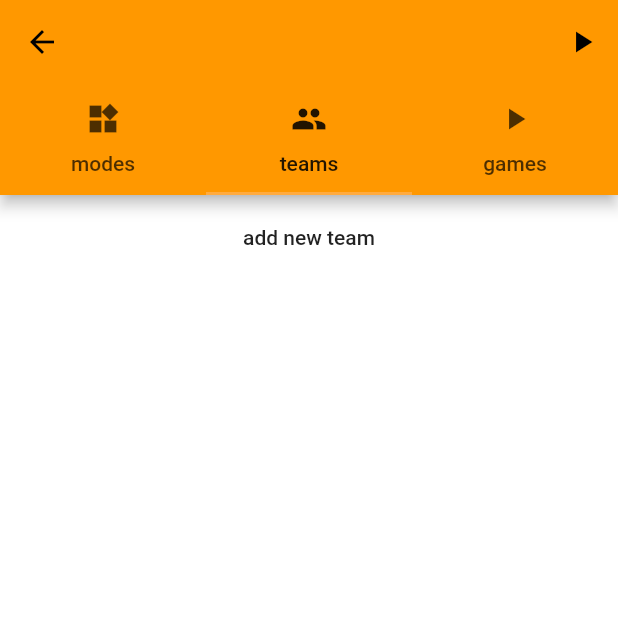
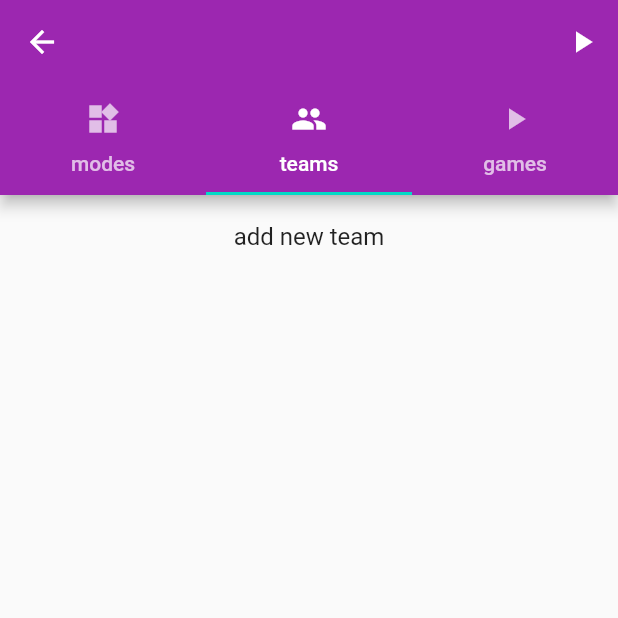
Before and after one commit to Apfelbeet/tournament-scheduler, a Flutter app: the TournamentLayer screen opened directly, tab 2 chosen, on a phone screen of 412 x 824 dp, the top half of it. Run offline on Flutter 3.47's test engine with Material 2 defaults, Android fonts, the phone set to English and light mode, and no system bars.

Commit message:
theme and eye candy

```diff
--- a/client/tournament_scheduler_client/lib/main.dart
+++ b/client/tournament_scheduler_client/lib/main.dart
@@ -104,7 +104,6 @@ Widget _urlToWidget(BuildContext context, String url) {
     trailing: IconButton(
       icon: Icon(Icons.delete),
       onPressed: () => Storage.instance().removeUrl(url),
-      color: Theme.of(context).buttonColor,
     ),
   );
 }
--- a/client/tournament_scheduler_client/lib/view/team_view.dart
+++ b/client/tournament_scheduler_client/lib/view/team_view.dart
@@ -38,13 +38,13 @@ class _TeamViewTile extends StatelessWidget {
   Widget build(BuildContext context) {
     return ListTile(
       title: Text(model.name),
-      trailing: IconButton(
+      trailing: Storage.instance().isStarted() != true ? IconButton(
         icon: Icon(Icons.delete),
         onPressed: () {
           Storage.instance().removeTeam(model.id);
         },
-        color: Theme.of(context).iconTheme.color,
-      ),
+      ): null,
+      selected: Storage.instance().getWinner() == model.id,
     );
   }
 
@@ -69,7 +69,7 @@ class _NewTeamTileState extends State<_NewTeamTile> {
       return ListTile(
         title: Text("add new team",
             textAlign: TextAlign.center,
-            style: Theme.of(context).accentTextTheme.bodyText1),
+            ),
         onTap: () {
           setState(() {
             write = true;
--- a/client/tournament_scheduler_client/lib/view/theme.dart
+++ b/client/tournament_scheduler_client/lib/view/theme.dart
@@ -1,13 +1,11 @@
 import 'package:flutter/material.dart';
 
 final ThemeData basicTheme = ThemeData(
-  primaryColor: Colors.orange,
-  accentColor: Colors.orangeAccent,
-  scaffoldBackgroundColor: Colors.white,
-  splashColor: Colors.orangeAccent,
-  backgroundColor: Colors.white,
-  canvasColor: Colors.white,
-  //floatingActionButtonTheme: FloatingActionButtonThemeData(),
+  brightness: Brightness.light,
+  primaryColor: Colors.purple,
+  accentColor: Colors.purpleAccent,
+  colorScheme: ColorScheme.light(),
+
   bottomSheetTheme: BottomSheetThemeData(
     backgroundColor: Colors.transparent,
   ),
@@ -22,45 +20,15 @@ const TextStyle accentWhiteTextStyle = TextStyle(
 );
 
 final ThemeData darkTheme = ThemeData(
-  primaryColor: Colors.deepPurple,
-  accentColor: Colors.deepPurpleAccent,
+  brightness: Brightness.dark,
+  primaryColor: Colors.purple,
+  accentColor: Colors.purpleAccent,
   scaffoldBackgroundColor: Colors.black,
-  splashColor: Colors.deepPurpleAccent,
   backgroundColor: Colors.black,
   canvasColor: Colors.black,
   //floatingActionButtonTheme: FloatingActionButtonThemeData(),
   bottomSheetTheme: BottomSheetThemeData(
     backgroundColor: Colors.transparent,
-  ),
-  textTheme: TextTheme(
-    headline1: whiteTextStyle,
-    headline2: whiteTextStyle,
-    headline3: whiteTextStyle,
-    headline4: whiteTextStyle,
-    headline5: whiteTextStyle,
-    headline6: whiteTextStyle,
-    subtitle1: whiteTextStyle,
-    subtitle2: whiteTextStyle,
-    bodyText1: whiteTextStyle,
-    bodyText2: whiteTextStyle,
-    button: whiteTextStyle,
-    caption: whiteTextStyle,
-    overline: whiteTextStyle,
-  ),
-  accentTextTheme: TextTheme(
-    headline1: accentWhiteTextStyle,
-    headline2: accentWhiteTextStyle,
-    headline3: accentWhiteTextStyle,
-    headline4: accentWhiteTextStyle,
-    headline5: accentWhiteTextStyle,
-    headline6: accentWhiteTextStyle,
-    subtitle1: accentWhiteTextStyle,
-    subtitle2: accentWhiteTextStyle,
-    bodyText1: accentWhiteTextStyle,
-    bodyText2: accentWhiteTextStyle,
-    button: accentWhiteTextStyle,
-    caption: accentWhiteTextStyle,
-    overline: accentWhiteTextStyle,
   ),
   iconTheme: IconThemeData(
     color: Colors.white,
@@ -68,7 +36,6 @@ final ThemeData darkTheme = ThemeData(
   cardTheme: CardTheme(
     color: Colors.black,
   ),
-  disabledColor: Colors.white30,
   dialogTheme: DialogTheme(
     backgroundColor: Color.fromARGB(255, 20, 20, 20),
   ),
@@ -78,5 +45,5 @@ final ThemeData darkTheme = ThemeData(
   buttonTheme: ButtonThemeData(
     buttonColor: Colors.white,
   ),
-
+  colorScheme: ColorScheme.dark(),
 );
```
